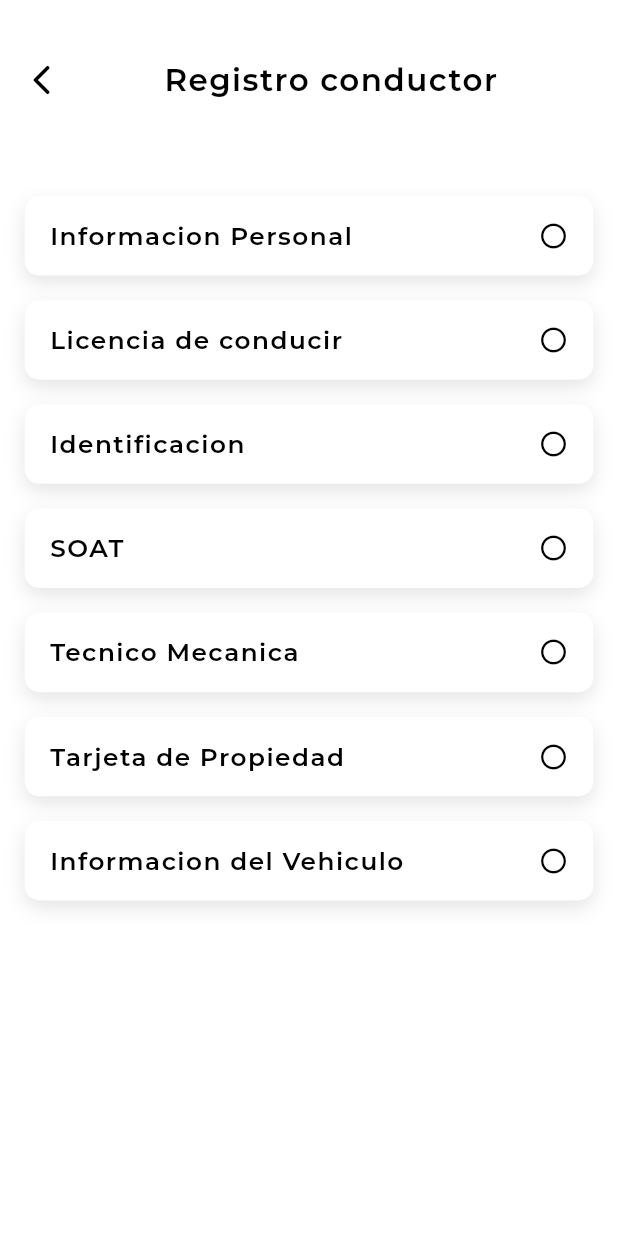
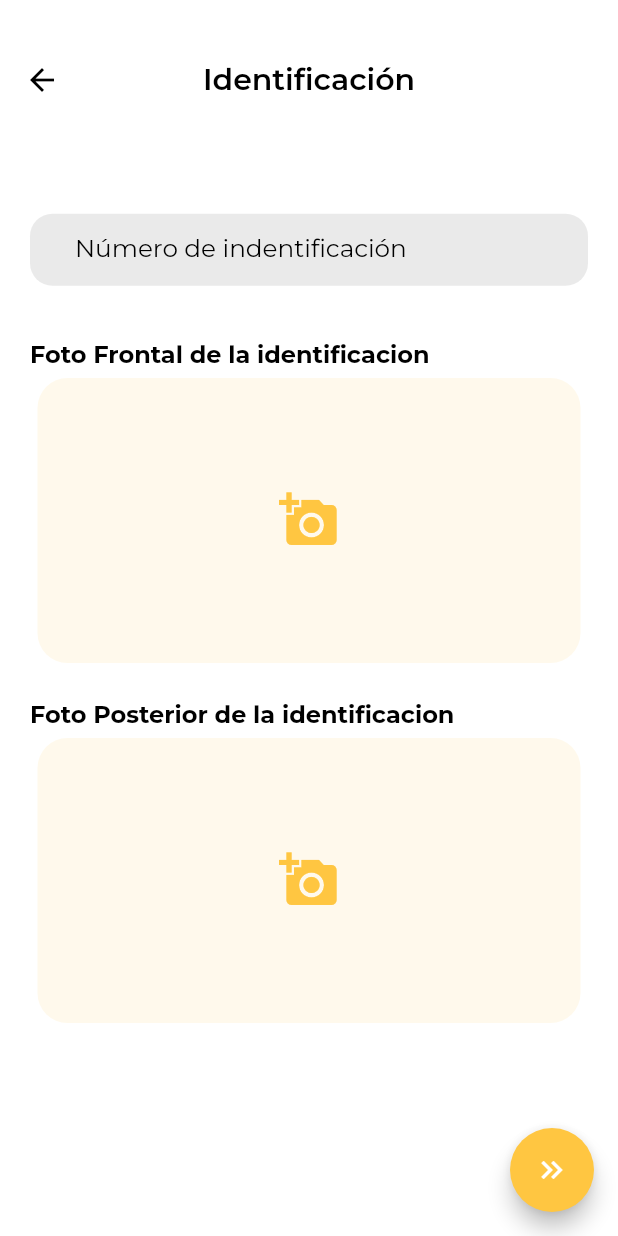
Before and after one commit to jrdeavila/Move, a Flutter app: the ApplicationForm screen opened by its route, after a tap on "Identificacion", on a phone screen of 412 x 824 dp. Run offline on Flutter 3.47's test engine with Material 2 defaults, Android fonts, the phone set to English and light mode, and no system bars; our stand-ins replace animate_do, cached_network_image, cloud_firestore, firebase_auth, firebase_core, firebase_storage and 10 more; missing offline and left inert: firebase_app_check; accounts and stored records are empty; project files that could hold a hidden picture were left out.

Commit message:
Adding Driver DNI Section Implementation

```diff
--- a/move_app/lib/src/application/use_cases/driver_request_use_cases.dart
+++ b/move_app/lib/src/application/use_cases/driver_request_use_cases.dart
@@ -75,6 +75,7 @@ class SendDNISectionUseCase implements ISendDNISectionUseCase {
       dni: request.dni,
       dniFrontImage: frontImageUrl,
       dniBackImage: backImageUrl,
+      status: SectionStatus.complete,
     );
 
     return _dniSectionService.setDNISection(
--- a/move_app/lib/src/infrastructure/firebase/data_map/driver_request.dart
+++ b/move_app/lib/src/infrastructure/firebase/data_map/driver_request.dart
@@ -31,7 +31,7 @@ Map<String, dynamic> dniSectionToJson(DNISection dniSection) => {
         "dni": dniSection.dni,
         "dni_front_image": dniSection.dniFrontImage,
         "dni_back_image": dniSection.dniBackImage,
-        "status": dniSection.status,
+        "status": sectionStatusToString(dniSection.status),
       }
     };
 
--- a/move_app/lib/src/presentation/bindings/driver_request/driver_mode_binding.dart
+++ b/move_app/lib/src/presentation/bindings/driver_request/driver_mode_binding.dart
@@ -20,3 +20,10 @@ class LicenseBinding extends Bindings {
     Get.lazyPut(() => LicenseCtrl());
   }
 }
+
+class DNIBinding extends Bindings {
+  @override
+  void dependencies() {
+    Get.lazyPut(() => DNICtrl());
+  }
+}
--- /dev/null
+++ b/move_app/lib/src/presentation/controllers/driver_request/dni_ctrl.dart
@@ -0,0 +1,118 @@
+import 'dart:typed_data';
+
+import 'package:move_app/lib.dart';
+
+class DNICtrl extends GetxController {
+  // ------------------------------------------------------------
+
+  @override
+  void onReady() {
+    super.onReady();
+    final dniSection = Get.find<DriverRequestRegisterCtrl>().dniSection;
+    _dniNumber.value = dniSection.dni ?? '';
+    imageFromNetworkImage(
+      dniSection.dniFrontImage,
+    ).then((value) {
+      _frontDNI.value = value;
+    });
+    imageFromNetworkImage(
+      dniSection.dniBackImage,
+    ).then((value) {
+      _backDNI.value = value;
+    });
+  }
+
+  // ------------------------------------------------------------
+  final RxString _dniNumber = ''.obs;
+  final Rx<Uint8List?> _frontDNI = Rx<Uint8List?>(null);
+  final Rx<Uint8List?> _backDNI = Rx<Uint8List?>(null);
+
+  // ------------------------------------------------------------
+
+  final RxBool _isLoading = false.obs;
+
+  final Rx<String?> _errorDniNumber = Rx<String?>(null);
+  final Rx<String?> _errorFrontDNI = Rx<String?>(null);
+  final Rx<String?> _errorBackDNI = Rx<String?>(null);
+
+  // ------------------------------------------------------------
+
+  String get dniNumber => _dniNumber.value;
+  Uint8List? get frontDNI => _frontDNI.value;
+  Uint8List? get backDNI => _backDNI.value;
+
+  // ------------------------------------------------------------
+
+  String? get errorDniNumber => _errorDniNumber.value;
+  String? get errorFrontDNI => _errorFrontDNI.value;
+  String? get errorBackDNI => _errorBackDNI.value;
+
+  // ------------------------------------------------------------
+
+  void setDniNumber(String value) {
+    _dniNumber.value = value;
+
+    if (value.isEmpty) {
+      _errorDniNumber.value = 'El número de identificación es requerido';
+      return;
+    }
+    _errorDniNumber.value = null;
+    return;
+  }
+
+  void setFrontLicense(Uint8List? value) {
+    _frontDNI.value = value;
+
+    if (value == null) {
+      _errorFrontDNI.value =
+          'La foto frontal de la identificación es requerida';
+      return;
+    }
+    _errorFrontDNI.value = null;
+    return;
+  }
+
+  void setBackLicense(Uint8List? value) {
+    _backDNI.value = value;
+
+    if (value == null) {
+      _errorBackDNI.value =
+          'La foto posterior de la identificación es requerida';
+      return;
+    }
+    _errorBackDNI.value = null;
+    return;
+  }
+  // ------------------------------------------------------------
+
+  bool get isValid {
+    return _errorDniNumber.value == null &&
+        _errorFrontDNI.value == null &&
+        _errorBackDNI.value == null;
+  }
+
+  bool get isLoading => _isLoading.value;
+
+  // ------------------------------------------------------------
+  void save() async {
+    _isLoading.value = false;
+    if (isValid) {
+      _isLoading.value = true;
+      final useCase = getIt<ISendDNISectionUseCase>();
+      final request = SendDNISectionRequest(
+        dni: dniNumber,
+        dniFrontImage: frontDNI!,
+        dniBackImage: backDNI!,
+        userUuid: Get.find<SessionCtrl>().user!.uuid,
+      );
+      final dniSection = await useCase.call(request);
+      Get.find<DriverRequestRegisterCtrl>().onUpdateDNISection(dniSection);
+      _isLoading.value = false;
+      Get.find<BannerCtrl>().showSuccess(
+        'Operación exitosa! 🥳',
+        "Se ha guardado correctamente la información de la identificación",
+      );
+      Get.offAndToNamed(DriverRequestRoutes.license);
+    }
+  }
+}
--- a/move_app/lib/src/presentation/controllers/driver_request/driver_request.dart
+++ b/move_app/lib/src/presentation/controllers/driver_request/driver_request.dart
@@ -1,3 +1,4 @@
 export 'about_me_ctrl.dart';
+export 'dni_ctrl.dart';
 export 'driver_request_register_ctrl.dart';
 export 'license_ctrl.dart';
--- a/move_app/lib/src/presentation/controllers/driver_request/driver_request_register_ctrl.dart
+++ b/move_app/lib/src/presentation/controllers/driver_request/driver_request_register_ctrl.dart
@@ -42,16 +42,16 @@ class DriverRequestRegisterCtrl extends GetxController {
           onTap: () => Get.toNamed(DriverRequestRoutes.aboutMe),
         ),
         SectionSegment(
+          title: "Identificacion",
+          status: stepStatusFromSectionStatus(
+              _driverRequest.value.dniSection.status),
+          onTap: () => Get.toNamed(DriverRequestRoutes.dni),
+        ),
+        SectionSegment(
           title: 'Licencia de conducir',
           status: stepStatusFromSectionStatus(
               _driverRequest.value.driverLicenseSection.status),
           onTap: () => Get.toNamed(DriverRequestRoutes.license),
-        ),
-        SectionSegment(
-          title: "Identificacion",
-          status: stepStatusFromSectionStatus(
-              _driverRequest.value.dniSection.status),
-          onTap: () => Get.toNamed(DriverRequestRoutes.dni),
         ),
         SectionSegment(
           title: "SOAT",
@@ -138,4 +138,9 @@ class DriverRequestRegisterCtrl extends GetxController {
     _driverRequest.value.driverLicenseSection = section;
     _driverRequest.refresh();
   }
+
+  void onUpdateDNISection(DNISection dniSection) {
+    _driverRequest.value.dniSection = dniSection;
+    _driverRequest.refresh();
+  }
 }
--- a/move_app/lib/src/presentation/pages/application/application.dart
+++ b/move_app/lib/src/presentation/pages/application/application.dart
@@ -1,5 +1,6 @@
 export 'application_form.dart';
 export 'car.dart';
 export 'car/car.dart';
+export 'dni/dni.dart';
 export 'license/license.dart';
 export 'personal/personal.dart';
--- /dev/null
+++ b/move_app/lib/src/presentation/pages/application/dni/dni.dart
@@ -0,0 +1 @@
+export 'dni_data.dart';
--- /dev/null
+++ b/move_app/lib/src/presentation/pages/application/dni/dni_data.dart
@@ -0,0 +1,105 @@
+import 'package:flutter/services.dart';
+import 'package:move_app/lib.dart';
+
+class DNIData extends GetView<DNICtrl> {
+  const DNIData({super.key});
+
+  @override
+  Widget build(BuildContext context) {
+    final dniNumberCtrl = TextEditingController();
+
+    dniNumberCtrl.addListener(() {
+      controller.setDniNumber(dniNumberCtrl.text);
+    });
+
+    Future.delayed(Duration.zero, () {
+      dniNumberCtrl.text = controller.dniNumber;
+    });
+
+    return Scaffold(
+      backgroundColor: Colors.white,
+      appBar: AppBar(
+        title: const Text('Identificación'),
+        backgroundColor: Colors.white,
+      ),
+      body: SingleChildScrollView(
+        physics: const BouncingScrollPhysics(),
+        child: Padding(
+          padding: const EdgeInsets.all(20.0),
+          child: Obx(() => Column(
+                crossAxisAlignment: CrossAxisAlignment.stretch,
+                children: [
+                  InputClassic(
+                    labelText: 'Número de indentificación',
+                    controller: dniNumberCtrl,
+                    isPassword: false,
+                    isNumericKeyboard: true,
+                    isDateInput: false,
+                    error: controller.errorDniNumber,
+                    formatters: [
+                      FilteringTextInputFormatter.digitsOnly,
+                      LengthLimitingTextInputFormatter(10),
+                    ],
+                  ),
+                  const SizedBox(height: 20),
+                  Text(
+                    'Foto Frontal de la identificacion ${controller.errorFrontDNI != null ? '(${controller.errorFrontDNI})' : ''}',
+                    style: GoogleFonts.montserrat(
+                      fontSize: 16,
+                      fontWeight: FontWeight.bold,
+                      color: controller.errorFrontDNI != null
+                          ? Colors.red
+                          : Colors.black,
+                    ),
+                  ),
+                  SizedBox(
+                    height: 200,
+                    child: ImagePicker(
+                      image: controller.frontDNI,
+                      onImageSelected: (image) {
+                        controller.setFrontLicense(image);
+                      },
+                    ),
+                  ),
+                  const SizedBox(height: 20),
+                  Text(
+                    'Foto Posterior de la identificacion ${controller.errorBackDNI != null ? '(${controller.errorBackDNI})' : ''}',
+                    style: GoogleFonts.montserrat(
+                      fontSize: 16,
+                      fontWeight: FontWeight.bold,
+                      color: controller.errorBackDNI != null
+                          ? Colors.red
+                          : Colors.black,
+                    ),
+                  ),
+                  SizedBox(
+                    height: 200,
+                    child: ImagePicker(
+                      image: controller.backDNI,
+                      onImageSelected: (image) {
+                        controller.setBackLicense(image);
+                      },
+                    ),
+                  ),
+                ],
+              )),
+        ),
+      ),
+      floatingActionButton: Obx(
+        () => controller.isValid
+            ? FloatingActionButton(
+                onPressed: () {
+                  controller.save();
+                },
+                child: controller.isLoading
+                    ? const CircularProgressIndicator(
+                        valueColor: AlwaysStoppedAnimation<Color>(Colors.white),
+                      )
+                    : const Icon(Icons.keyboard_double_arrow_right,
+                        color: Colors.white),
+              )
+            : const SizedBox.shrink(),
+      ),
+    );
+  }
+}
--- a/move_app/lib/src/presentation/pages/application/personal/personal.dart
+++ b/move_app/lib/src/presentation/pages/application/personal/personal.dart
@@ -1,3 +1 @@
-export 'driver_license.dart';
-export 'information_dni.dart';
 export 'personal_data.dart';
--- a/move_app/lib/src/presentation/presentation.dart
+++ b/move_app/lib/src/presentation/presentation.dart
@@ -3,6 +3,6 @@ export 'controllers/controllers.dart';
 export 'middlewares/middlewares.dart';
 export 'pages/pages.dart';
 export 'routes/routes.dart';
+export 'transitions/transitions.dart';
 export 'utils/utils.dart';
 export 'widgets/widgets.dart';
-export 'transitions/transitions.dart';
--- a/move_app/lib/src/presentation/routes/driver_request_routes.dart
+++ b/move_app/lib/src/presentation/routes/driver_request_routes.dart
@@ -26,6 +26,14 @@ abstract class DriverRequestRoutes {
         VerifyAuth(),
       ],
     ),
+    GetPage(
+      name: dni,
+      page: () => const DNIData(),
+      binding: DNIBinding(),
+      middlewares: [
+        VerifyAuth(),
+      ],
+    ),
     // TODO: add routes
   ];
 }
--- a/move_app/lib/src/presentation/utils/utils.dart
+++ b/move_app/lib/src/presentation/utils/utils.dart
@@ -1,3 +1,4 @@
 export 'dimensions.dart';
+export 'image_download.dart';
 export 'image_picker.dart';
 export 'phone_formatter.dart';
```
Also changed, not shown: move_app/lib/src/presentation/pages/application/personal/driver_license.dart (deleted, +0 -41 lines), move_app/lib/src/presentation/pages/application/personal/information_dni.dart (deleted, +0 -39 lines).
